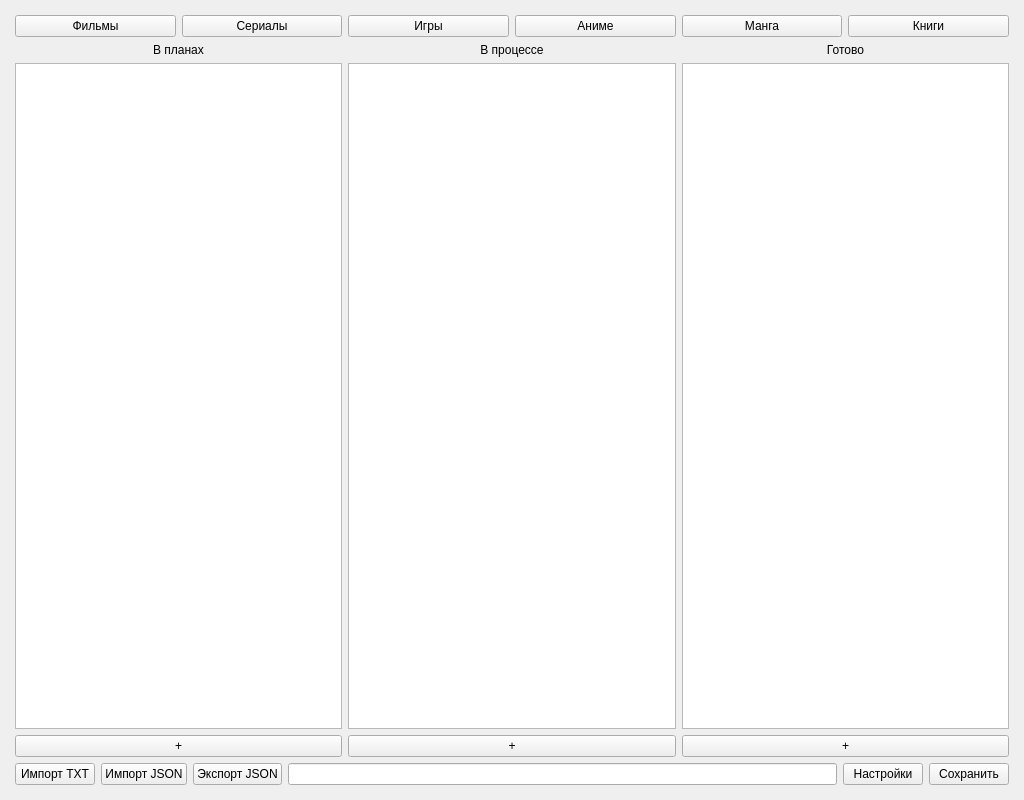
Qt form interface.ui (app8ook/MyMediaTracker) before a commit.
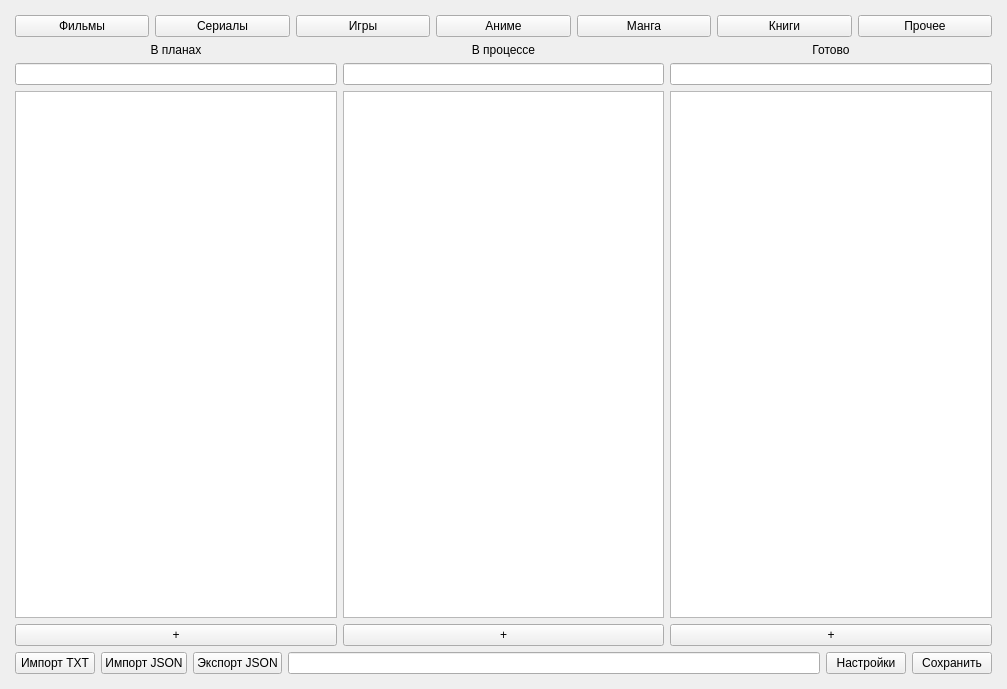
The same form after that commit. Icons and pictures are not drawn.

Patch:
```diff
--- a/interface.ui
+++ b/interface.ui
@@ -6,8 +6,8 @@
    <rect>
     <x>0</x>
     <y>0</y>
-    <width>1024</width>
-    <height>800</height>
+    <width>1007</width>
+    <height>689</height>
    </rect>
   </property>
   <property name="windowTitle">
@@ -87,7 +87,13 @@
         </property>
        </widget>
       </item>
-
+      <item>
+       <widget class="QPushButton" name="pushButton_15">
+        <property name="text">
+         <string>Прочее</string>
+        </property>
+       </widget>
+      </item>
      </layout>
     </item>
     <item>
@@ -124,6 +130,19 @@
       </item>
      </layout>
     </item>
+    <item>
+     <layout class="QHBoxLayout" name="horizontalLayout_8">
+      <item>
+       <widget class="QLineEdit" name="lineEdit_2"/>
+      </item>
+      <item>
+       <widget class="QLineEdit" name="lineEdit_3"/>
+      </item>
+      <item>
+       <widget class="QLineEdit" name="lineEdit_4"/>
+      </item>
+     </layout>
+    </item>
     <item>
      <layout class="QHBoxLayout" name="horizontalLayout_3">
       <item>
```
Left out of the diff: 6 changed lines with no effect on the pictures.
